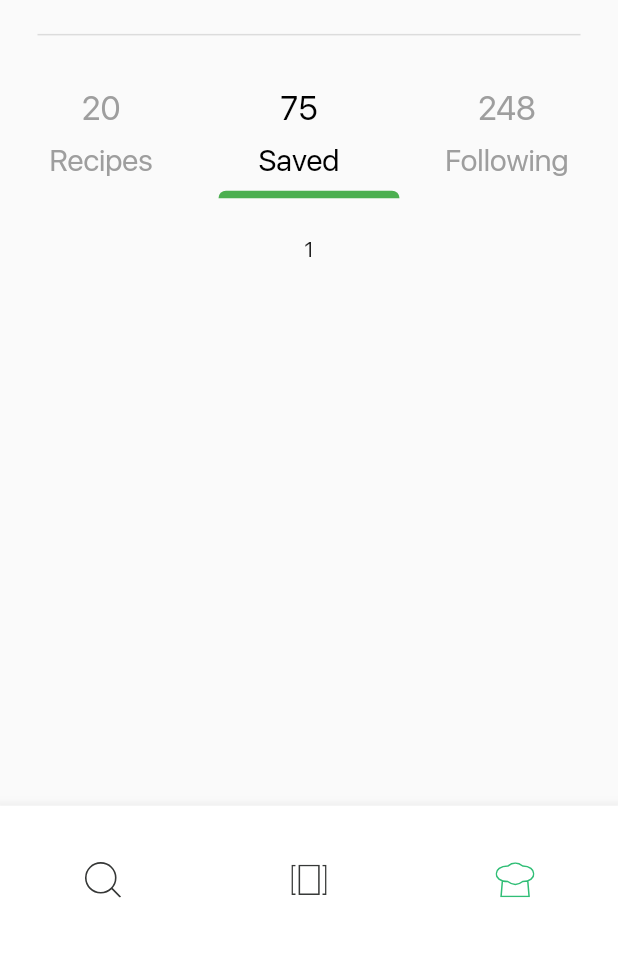
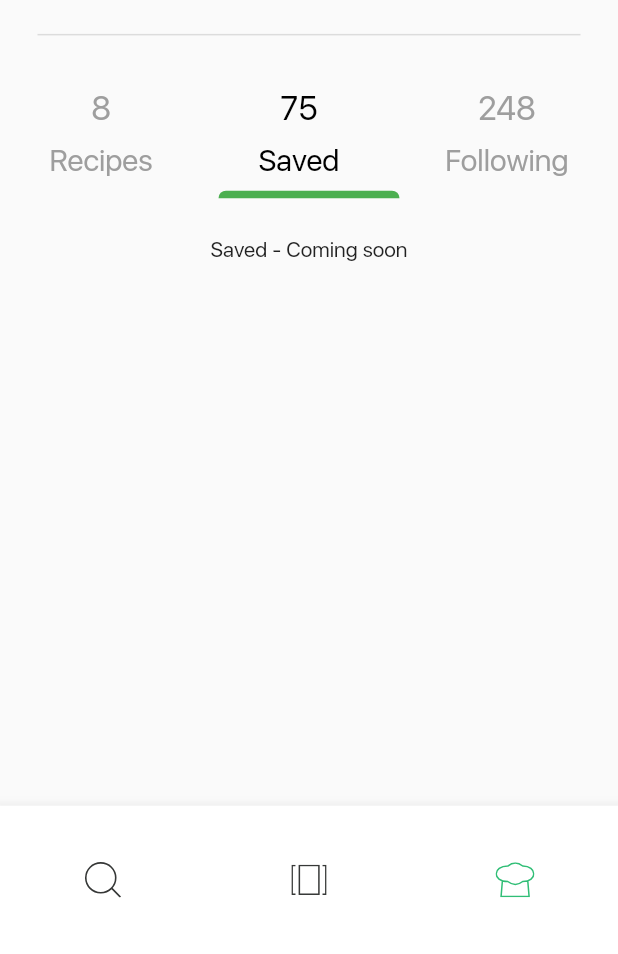
Before and after one commit to JoaoVictorArruda/scratch-recipe-app, a Flutter app: the ProfileOverviewPage screen opened directly, after a tap on "75", on a phone screen of 412 x 824 dp, the part 282-1236 px from its top. Run offline on Flutter 3.47's test engine with Material 2 defaults, Android fonts, the phone set to English and light mode, and no system bars; our stand-ins replace flutter_bloc, flutter_svg.

Commit message:
feat: profile local integration

```diff
--- /dev/null
+++ b/lib/application/profile/profile_overview_cubit.dart
@@ -0,0 +1,42 @@
+import 'package:flutter_bloc/flutter_bloc.dart';
+import 'package:scratch_recipe_app/domain/profile/i_profile_repository.dart';
+import 'package:scratch_recipe_app/domain/profile/profile.dart';
+
+class ProfileOverviewState {
+
+  final bool isLoading;
+  final Profile profile;
+
+  ProfileOverviewState({required this.isLoading, required this.profile});
+
+  factory ProfileOverviewState.initial() {
+    return ProfileOverviewState(
+      isLoading: true,
+      profile: Profile.empty(),
+    );
+  }
+
+  ProfileOverviewState copyWith({
+    bool? isLoading,
+    Profile? profile,
+  }) {
+    return ProfileOverviewState(
+      isLoading: isLoading ?? this.isLoading,
+      profile: profile ?? this.profile,
+    );
+  }
+
+}
+
+class ProfileOverviewCubit extends Cubit<ProfileOverviewState> {
+
+  ProfileOverviewCubit(this.profileRepository) : super(ProfileOverviewState.initial());
+
+  final IProfileRepository profileRepository;
+
+  void initial() async {
+    Profile profile = await profileRepository.getProfile();
+    emit(state.copyWith(profile: profile, isLoading: false));
+  }
+
+}
--- a/lib/dependencies.dart
+++ b/lib/dependencies.dart
@@ -1,6 +1,8 @@
 // import 'package:flutter_facebook_login/flutter_facebook_login.dart';
 import 'package:flutter_bloc/flutter_bloc.dart';
+import 'package:scratch_recipe_app/domain/profile/i_profile_repository.dart';
 import 'package:scratch_recipe_app/domain/recipe/i_recipe_repository.dart';
+import 'package:scratch_recipe_app/infrastructure/profile/profile_local_repository.dart';
 import 'package:scratch_recipe_app/infrastructure/recipe/recipe_local_repository.dart';
 
 
@@ -13,5 +15,6 @@ List<RepositoryProvider> buildRepositories() {
     // ),
     // RepositoryProvider<FacebookLogin>(create: (context) => FacebookLogin()),
     RepositoryProvider<IRecipeRepository>(create: (context) => RecipeLocalRepository()),
+    RepositoryProvider<IProfileRepository>(create: (context) => ProfileLocalRepository()),
   ];
 }
--- /dev/null
+++ b/lib/domain/profile/i_profile_repository.dart
@@ -0,0 +1,5 @@
+import 'package:scratch_recipe_app/domain/profile/profile.dart';
+
+abstract class IProfileRepository {
+  Future<Profile> getProfile();
+}
--- /dev/null
+++ b/lib/domain/profile/profile.dart
@@ -0,0 +1,61 @@
+class Profile {
+
+  final String name;
+  final String description;
+  final String image;
+  final String followers;
+  final String likes;
+  final String following;
+  final String saved;
+  final List<Recipe> recipes;
+
+  Profile({required this.name, required this.description, required this.image, required this.followers, required this.likes, required this.following, required this.saved, required this.recipes});
+
+  factory Profile.fromJson(Map<String, dynamic> jsonData) {
+    return Profile(
+      name: jsonData['name'],
+      description: jsonData['description'],
+      image: jsonData['image'],
+      followers: jsonData['followers'],
+      likes: jsonData['likes'],
+      following: jsonData['following'],
+      saved: jsonData['saved'],
+      recipes: jsonData["recipes"] is List ? Recipe.fromJsonList(jsonData["recipes"]) : [],
+    );
+  }
+
+  factory Profile.empty() {
+    return Profile(
+      name: '',
+      description: '',
+      image: '',
+      followers: '',
+      likes: '',
+      following: '',
+      saved: '',
+      recipes: []
+    );
+  }
+
+}
+
+class Recipe {
+
+  final String name;
+  final String image;
+
+  Recipe({required this.name, required this.image});
+
+  static List<Recipe> fromJsonList(List<dynamic> jsonMap) {
+    List<Recipe> items = [];
+    for(int i = 0; i < jsonMap.length; i++) {
+      Recipe item = Recipe(
+        name : jsonMap[i]["name"],
+        image : jsonMap[i]["image"],
+      );
+      items.add(item);
+    }
+    return items;
+  }
+
+}
--- /dev/null
+++ b/lib/infrastructure/profile/profile_local_repository.dart
@@ -0,0 +1,16 @@
+import 'dart:convert';
+
+import 'package:scratch_recipe_app/domain/profile/i_profile_repository.dart';
+import 'package:scratch_recipe_app/domain/profile/profile.dart';
+import 'package:flutter/services.dart' show rootBundle;
+
+class ProfileLocalRepository implements IProfileRepository {
+
+  @override
+  Future<Profile> getProfile() async {
+    final String jsonString = await rootBundle.loadString('local_data/profile.json');
+    final response = json.decode(jsonString);
+    return Profile.fromJson(response['data']['profile']);
+  }
+
+}
--- a/lib/presentation/profile/profile_overview_page.dart
+++ b/lib/presentation/profile/profile_overview_page.dart
@@ -1,5 +1,8 @@
 import 'package:flutter/material.dart';
+import 'package:flutter_bloc/flutter_bloc.dart';
 import 'package:flutter_svg/flutter_svg.dart';
+import 'package:scratch_recipe_app/application/profile/profile_overview_cubit.dart';
+import 'package:scratch_recipe_app/domain/profile/i_profile_repository.dart';
 import 'package:scratch_recipe_app/navigator_utils.dart';
 import 'package:scratch_recipe_app/presentation/profile/widgets/recipe_card_widget.dart';
 import 'package:scratch_recipe_app/presentation/recipe/recipe_overview/recipe_overview_page.dart';
@@ -17,6 +20,18 @@ class _ProfileOverviewPageState extends State<ProfileOverviewPage> {
 
   @override
   Widget build(BuildContext context) {
+    return BlocProvider(
+        create: (_) => ProfileOverviewCubit(context.read<IProfileRepository>())..initial(),
+        child: BlocConsumer<ProfileOverviewCubit, ProfileOverviewState>(
+        listener: (BuildContext context, ProfileOverviewState state) {
+
+        },
+        builder: (BuildContext context, ProfileOverviewState state) {
+          if (state.isLoading) {
+            return Center(
+              child: CircularProgressIndicator(),
+            );
+          }
           return Scaffold(
               bottomNavigationBar: SizedBox(
                   height: MediaQuery.of(context).size.height * 0.12,
@@ -110,7 +125,7 @@ class _ProfileOverviewPageState extends State<ProfileOverviewPage> {
                       ),
                       Row(
                         children: [
-                  Image.asset('assets/profile/profile_logo.png', width: MediaQuery.of(context).size.width * 0.22,),
+                          Image.asset(state.profile.image, width: MediaQuery.of(context).size.width * 0.22,),
                           Expanded(
                             child: Padding(
                               padding: const EdgeInsets.only(left: 15.0),
@@ -120,15 +135,15 @@ class _ProfileOverviewPageState extends State<ProfileOverviewPage> {
                                   Row(
                                     mainAxisAlignment: MainAxisAlignment.spaceBetween,
                                     children: [
-                              Text('Nick Evans', style: TextStyle(fontSize: 19),),
+                                      Text(state.profile.name, style: TextStyle(fontSize: 19),),
                                       SvgPicture.asset('assets/edit.svg', width: 18, color: Colors.black87,),
                                       // Icon(Icons.edit)
                                     ],
                                   ),
                                   SizedBox(height: 8,),
-                          Text('Potato Master', style: TextStyle(fontSize: 16, color: Color(0xFF666666)),),
+                                  Text(state.profile.description, style: TextStyle(fontSize: 16, color: Color(0xFF666666)),),
                                   SizedBox(height: 15,),
-                          Text('584 followers • 23k likes', style: TextStyle(fontSize: 16, color: Color(0xFF666666)),),
+                                  Text('${state.profile.followers} followers • ${state.profile.likes} likes', style: TextStyle(fontSize: 16, color: Color(0xFF666666)),),
                                 ],
                               ),
                             ),
@@ -149,7 +164,7 @@ class _ProfileOverviewPageState extends State<ProfileOverviewPage> {
                             },
                             child: Column(
                               children: [
-                        Text('20', style: TextStyle(fontSize: 22, fontWeight: FontWeight.w400, fontFamily: 'SFNS', color: currentTab == 0 ? Colors.black : Colors.grey),),
+                                Text(state.profile.recipes.length.toString(), style: TextStyle(fontSize: 22, fontWeight: FontWeight.w400, fontFamily: 'SFNS', color: currentTab == 0 ? Colors.black : Colors.grey),),
                                 SizedBox(height: 10,),
                                 Text('Recipes', style: TextStyle(fontSize: 20, color: currentTab == 0 ? Colors.black : Colors.grey),),
                               ],
@@ -163,7 +178,7 @@ class _ProfileOverviewPageState extends State<ProfileOverviewPage> {
                             },
                             child: Column(
                               children: [
-                        Text('75', style: TextStyle(fontSize: 22, fontWeight: FontWeight.w400, fontFamily: 'SFNS', color: currentTab == 1 ? Colors.black : Colors.grey),),
+                                Text(state.profile.saved, style: TextStyle(fontSize: 22, fontWeight: FontWeight.w400, fontFamily: 'SFNS', color: currentTab == 1 ? Colors.black : Colors.grey),),
                                 SizedBox(height: 10,),
                                 Text('Saved', style: TextStyle(fontSize: 20, color: currentTab == 1 ? Colors.black : Colors.grey),),
                               ],
@@ -177,7 +192,7 @@ class _ProfileOverviewPageState extends State<ProfileOverviewPage> {
                             },
                             child: Column(
                               children: [
-                        Text('248', style: TextStyle(fontSize: 22, fontWeight: FontWeight.w400, fontFamily: 'SFNS', color: currentTab == 2 ? Colors.black : Colors.grey),),
+                                Text(state.profile.following, style: TextStyle(fontSize: 22, fontWeight: FontWeight.w400, fontFamily: 'SFNS', color: currentTab == 2 ? Colors.black : Colors.grey),),
                                 SizedBox(height: 10,),
                                 Text('Following', style: TextStyle(fontSize: 20, color: currentTab == 2 ? Colors.black : Colors.grey),),
                               ],
@@ -217,23 +232,25 @@ class _ProfileOverviewPageState extends State<ProfileOverviewPage> {
                           physics: NeverScrollableScrollPhysics(),
                           shrinkWrap: true,
                           primary: false,
-                itemCount: 4,
+                          itemCount: (state.profile.recipes.length / 2).round(),
                           itemBuilder: (BuildContext context, int index) {
                             return Row(
                               mainAxisAlignment: MainAxisAlignment.spaceBetween,
                               children: [
-                      RecipeCardWidget(asset: 'assets/profile/food_' + (index * 2 + 1).toString() + '.jpg'),
-                      RecipeCardWidget(asset: 'assets/profile/food_' + (index * 2 + 2).toString() + '.jpg'),
+                                RecipeCardWidget(recipe: state.profile.recipes[index * 2],),
+                                RecipeCardWidget(recipe: state.profile.recipes[index * 2 + 1],)
                               ],
                             );
                           },
                         ),
-            if(currentTab == 1) Text('1'),
-            if(currentTab == 2) Text('2'),
+                      if(currentTab == 1) Text('Saved - Coming soon'),
+                      if(currentTab == 2) Text('Following - Coming soon'),
                     ],
                   ),
                 ),
               )
           );
+        })
+      );
   }
 }
--- a/lib/presentation/profile/widgets/recipe_card_widget.dart
+++ b/lib/presentation/profile/widgets/recipe_card_widget.dart
@@ -1,9 +1,10 @@
 import 'package:flutter/material.dart';
+import 'package:scratch_recipe_app/domain/profile/profile.dart';
 
 class RecipeCardWidget extends StatelessWidget {
-  const RecipeCardWidget({Key? key, required this.asset}) : super(key: key);
+  const RecipeCardWidget({Key? key, required this.recipe}) : super(key: key);
 
-  final String asset;
+  final Recipe recipe;
 
   @override
   Widget build(BuildContext context) {
@@ -19,7 +20,7 @@ class RecipeCardWidget extends StatelessWidget {
             height: 120,
             width: MediaQuery.of(context).size.width * 0.42,
             child: Image.asset(
-              asset,
+              recipe.image,
               fit: BoxFit.cover,
             ),
           ),
@@ -31,7 +32,7 @@ class RecipeCardWidget extends StatelessWidget {
                 Align(
                   alignment: Alignment.topLeft,
                   child: Text(
-                      'Sweets',
+                      recipe.name,
                       style: TextStyle(fontWeight: FontWeight.w600, fontSize: 18),
                       textAlign: TextAlign.start,
                       maxLines: 2,
```
Also changed, not shown: local_data/profile.json (added, +48 -0 lines). Lines whose indentation alone changed are shown as unchanged.
